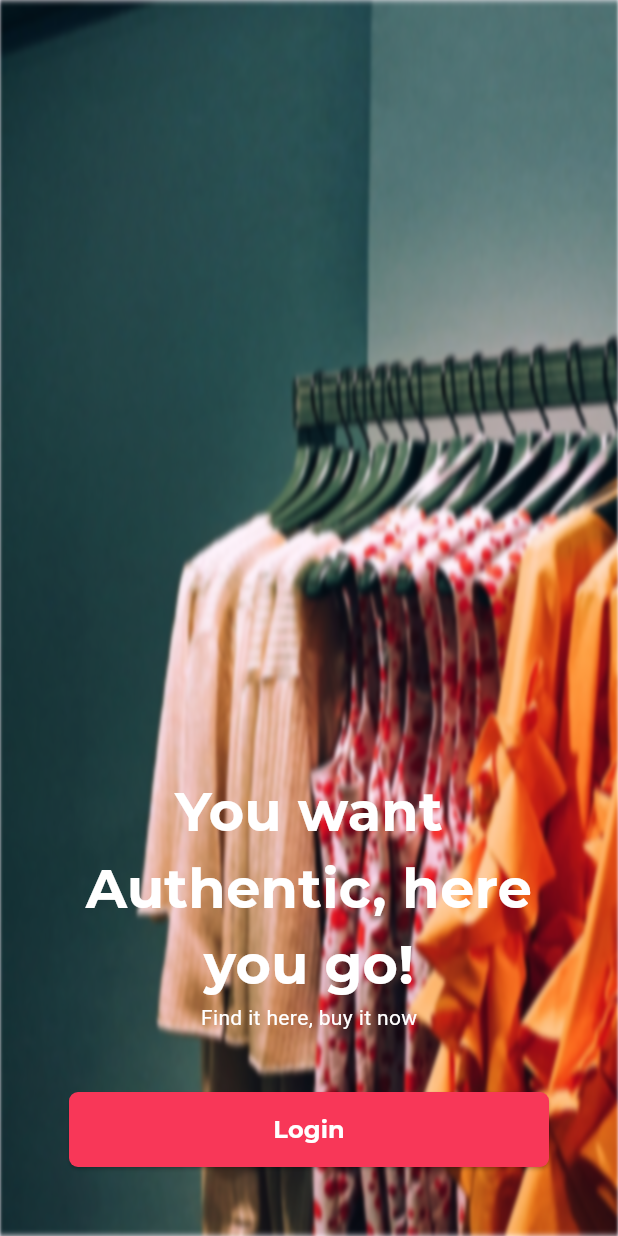
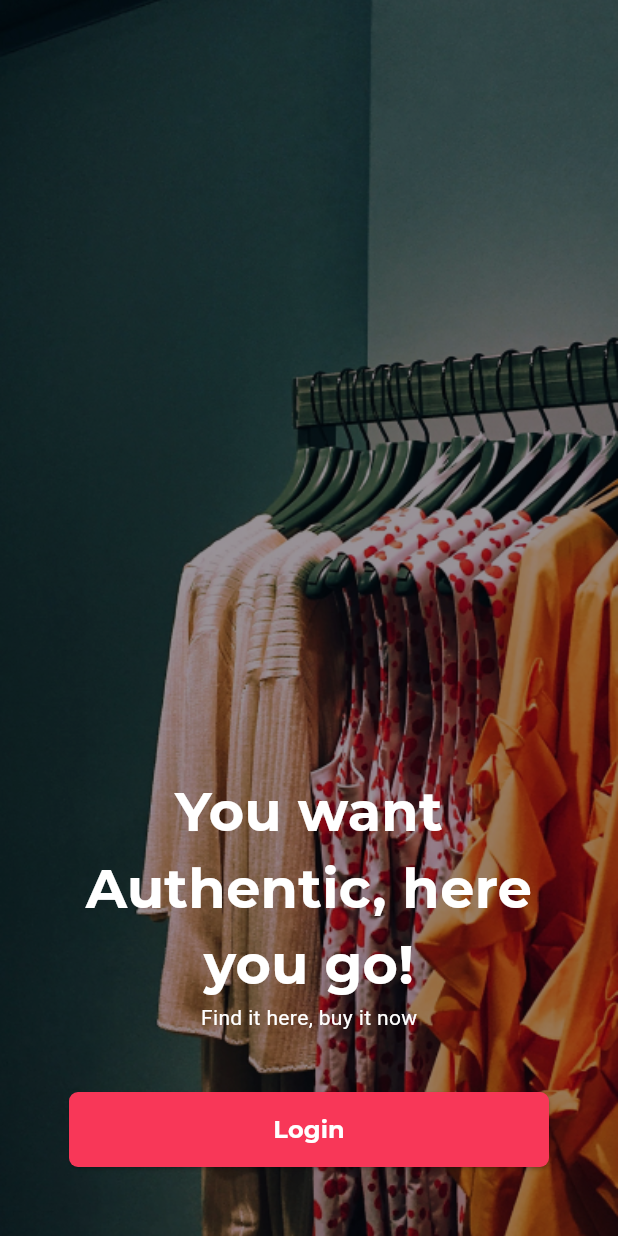
Before and after one commit to boypaida12/ecommerceapp, a Flutter app: the screen it shows after launch, on a phone screen of 412 x 824 dp. Run offline on Flutter 3.47's test engine with Material 3 defaults, Android fonts, the phone set to English and light mode, and no system bars; our stand-ins replace dots_indicator, font_awesome_flutter, introduction_screen.

Commit message:
replaced blurry filter with colored filter

```diff
--- a/lib/onboarding_screens/getStarted/getting_started.dart
+++ b/lib/onboarding_screens/getStarted/getting_started.dart
@@ -16,8 +16,9 @@ class _GettingStartedScreenState extends State<GettingStartedScreen> {
       body: Stack(
         fit: StackFit.expand,
         children: [
-          ImageFiltered(
-              imageFilter: ImageFilter.blur(sigmaX: 1, sigmaY: 2),
+          ColorFiltered(
+              colorFilter: ColorFilter.mode(
+                  Colors.black.withOpacity(0.4), BlendMode.darken),
               child:
                   Image.asset('assets/images/clothes.png', fit: BoxFit.cover)),
           Positioned(
```
